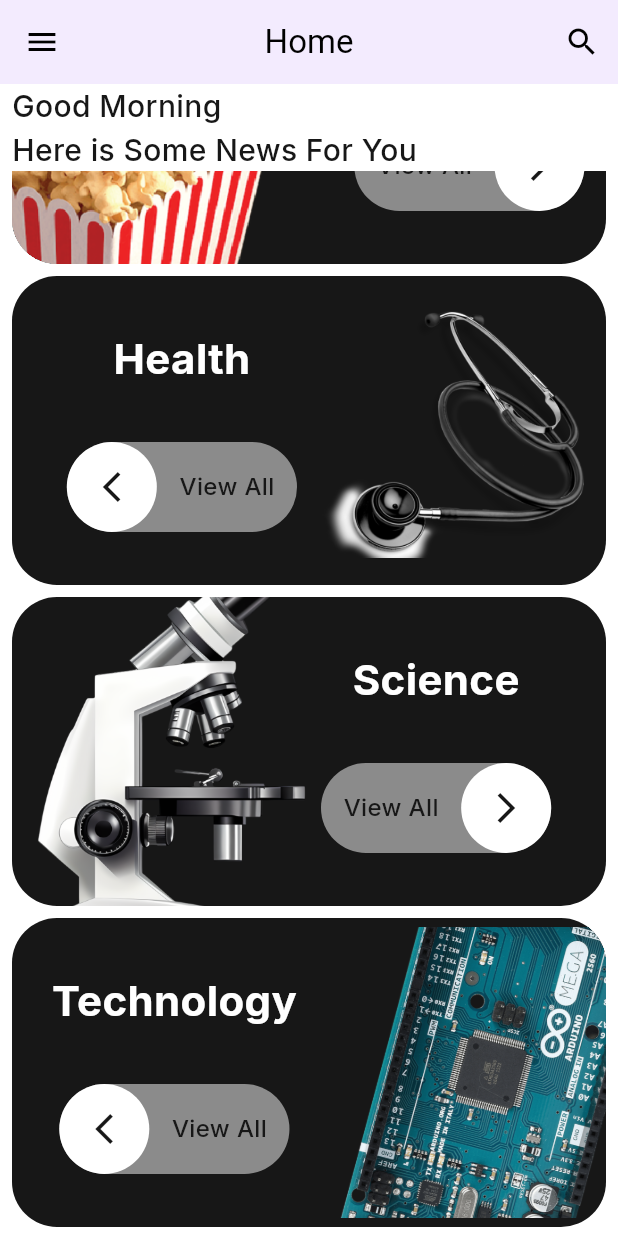
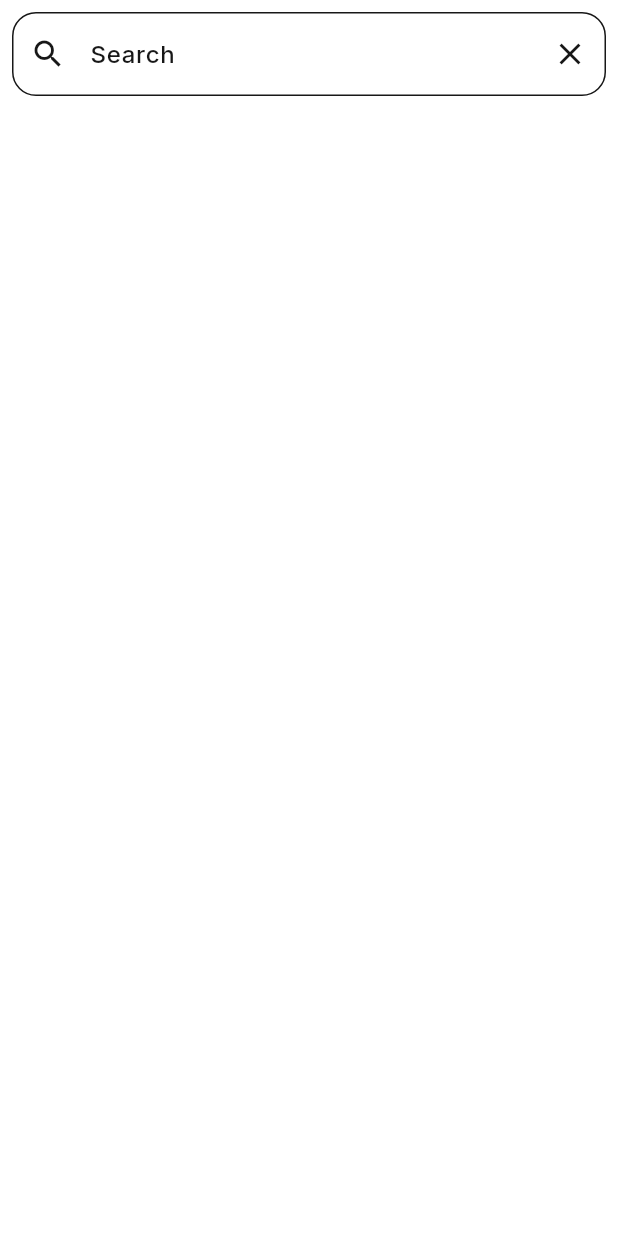
Before and after one commit to msalahzaki/news_app, a Flutter app: the screen it shows after launch, scrolled down 576 dp, after a tap on the "search" icon, on a phone screen of 412 x 824 dp. Run offline on Flutter 3.47's test engine with Material 3 defaults, Android fonts, the phone set to English and light mode, and no system bars; our stand-ins replace cached_network_image, get_time_ago, google_fonts; generated files the repository leaves out were written again.

Commit message:
Search Function , pagination , timeAgo , open article

```diff
--- a/lib/api/api_const.dart
+++ b/lib/api/api_const.dart
@@ -1,4 +1,5 @@
 class ApiConst {
   static const String baseURL = "newsapi.org";
-  static const String apiKey = "db18a9bfda1a410588b0c139466cfa39";
+  static const String apiKey = "3ab727ad2f1346d39da5184096b0f066";
+//"db18a9bfda1a410588b0c139466cfa39";
 }
--- a/lib/main.dart
+++ b/lib/main.dart
@@ -1,6 +1,7 @@
 import 'package:flutter/material.dart';
 import 'package:flutter_gen/gen_l10n/app_localizations.dart';
 import 'package:news_app/providers/language_provider.dart';
+import 'package:news_app/providers/news_provider.dart';
 import 'package:news_app/providers/theme_provider.dart';
 import 'package:news_app/ui/home/home.dart';
 import 'package:news_app/utils/app_theme.dart';
@@ -9,8 +10,9 @@ import 'package:provider/provider.dart';
 void main() {
   runApp(MultiProvider(providers: [
     ChangeNotifierProvider(create: (context) => LanguageProvider()),
-    ChangeNotifierProvider(create: (context) => ThemeProvider())],
-      child: const MyApp()));
+    ChangeNotifierProvider(create: (context) => ThemeProvider()),
+    ChangeNotifierProvider(create: (context) => NewsProvider()),
+  ], child: const MyApp()));
 }
 
 class MyApp extends StatelessWidget {
--- a/lib/ui/home/home.dart
+++ b/lib/ui/home/home.dart
@@ -2,6 +2,7 @@ import 'package:flutter/material.dart';
 import 'package:flutter_gen/gen_l10n/app_localizations.dart';
 import 'package:news_app/model/category_model.dart';
 import 'package:news_app/ui/home/home_screen.dart';
+import 'package:news_app/ui/news/news_search.dart';
 import 'package:news_app/utils/app_color.dart';
 
 import 'drawer/drawer_widget.dart';
@@ -38,7 +39,15 @@ class _HomeState extends State<Home> {
       appBar: AppBar(
         title:  Text(appBarTitle),
         centerTitle: true,
-        actions: [IconButton(onPressed: () {}, icon: const Icon(Icons.search))],
+        actions: [
+          IconButton(
+              onPressed: () {
+                Navigator.of(context).push(MaterialPageRoute(
+                  builder: (context) => NewsSearch(),
+                ));
+              },
+              icon: const Icon(Icons.search))
+        ],
       ),
       body: currentWidget,
     );
--- a/lib/ui/home/home_screen.dart
+++ b/lib/ui/home/home_screen.dart
@@ -4,6 +4,9 @@ import 'package:news_app/model/category_model.dart';
 import 'package:news_app/ui/home/sources_items/sources_widget.dart';
 import 'package:news_app/ui/home/widget/home_category_widget.dart';
 import 'package:news_app/utils/app_styles.dart';
+import 'package:provider/provider.dart';
+
+import '../../providers/news_provider.dart';
 
 class HomeScreen extends StatelessWidget {
   HomeScreen({super.key, required this.navigateNewScreen});
@@ -39,6 +42,8 @@ class HomeScreen extends StatelessWidget {
                   imageUrl: categoryList[index].imagePath,
                   isLeft: index % 2 == 0,
                   ontap: () {
+                    Provider.of<NewsProvider>(context, listen: false)
+                        .initnews();
                     navigateNewScreen(
                         Sources_widget(categoryModel: categoryList[index]),
                         categoryList[index]);
--- /dev/null
+++ b/lib/ui/news/news_search.dart
@@ -0,0 +1,77 @@
+import 'package:flutter/material.dart';
+import 'package:news_app/api/api_manger.dart';
+import 'package:news_app/utils/app_color.dart';
+
+import '../../model/Newsmodel.dart';
+import 'news_item_widget.dart';
+
+class NewsSearch extends StatefulWidget {
+  const NewsSearch({super.key});
+
+  @override
+  State<NewsSearch> createState() => _NewsSearchState();
+}
+
+class _NewsSearchState extends State<NewsSearch> {
+  TextEditingController searchEditingController = TextEditingController();
+  List<News> news = [];
+  String status = "";
+
+  @override
+  Widget build(BuildContext context) {
+    return Scaffold(
+      body: SafeArea(
+          child: Padding(
+        padding: const EdgeInsets.all(8.0),
+        child: Column(
+          children: [
+            TextField(
+              controller: searchEditingController,
+              decoration: InputDecoration(
+                  border: OutlineInputBorder(
+                      borderRadius: BorderRadius.circular(15),
+                      borderSide: const BorderSide(color: AppColor.black)),
+                  prefixIcon: IconButton(
+                      onPressed: () {
+                        getSeacrhedData();
+                      },
+                      icon: const Icon(Icons.search)),
+                  suffixIcon: IconButton(
+                      onPressed: () {
+                        Navigator.pop(context);
+                      },
+                      icon: const Icon(Icons.close)),
+                  hintText: "Search"),
+            ),
+            if (news.isEmpty)
+              Expanded(child: Center(child: Text(status)))
+            else
+              Expanded(
+                child: ListView.builder(
+                    itemBuilder: (context, index) {
+                      print(index.toString());
+                      return NewsItemWidget(news: news[index]);
+                    },
+                    itemCount: news.length),
+              )
+          ],
+        ),
+      )),
+    );
+  }
+
+  void getSeacrhedData() async {
+    String searchText = searchEditingController.text;
+    if (searchText.isNotEmpty) {
+      Newsmodel newsModel = await ApiManger.getNewsBySearch(searchText, 1);
+      if (newsModel.status == "ok" && newsModel.articles!.isNotEmpty) {
+        news = newsModel.articles!;
+      } else {
+        status = "No Search item";
+      }
+    } else {
+      status = "Please Enter Search value";
+    }
+    setState(() {});
+  }
+}
--- a/lib/utils/app_theme.dart
+++ b/lib/utils/app_theme.dart
@@ -1,5 +1,6 @@
 import 'package:flutter/material.dart';
 import 'package:news_app/utils/app_color.dart';
+import 'package:news_app/utils/app_styles.dart';
 
 class AppTheme {
   static ThemeData lighttheme = ThemeData(
@@ -16,7 +17,16 @@ class AppTheme {
             enabledBorder: dropMenuBorder(),
         focusedBorder: dropMenuBorder(),
         border: dropMenuBorder(),
-          )));
+        )),
+    inputDecorationTheme: InputDecorationTheme(
+      prefixIconColor: AppColor.black,
+      suffixIconColor: AppColor.black,
+      hintStyle: AppStyles.normal16black,
+      border: dropMenuBorder(borderColor: AppColor.black),
+      enabledBorder: dropMenuBorder(borderColor: AppColor.black),
+      focusedBorder: dropMenuBorder(borderColor: AppColor.black),
+    ),
+  );
 
   static ThemeData darktheme = ThemeData(
       primaryColor: AppColor.black,
@@ -32,13 +42,23 @@ class AppTheme {
             enabledBorder: dropMenuBorder(),
             focusedBorder: dropMenuBorder(),
             border: dropMenuBorder(),
-          )));
+        )),
+    inputDecorationTheme: InputDecorationTheme(
+      prefixIconColor: AppColor.white,
+      suffixIconColor: AppColor.white,
+      hintStyle: AppStyles.normal16white,
+      border: dropMenuBorder(),
+      enabledBorder: dropMenuBorder(),
+      focusedBorder: dropMenuBorder(),
+    ),
+  );
 
-  static OutlineInputBorder dropMenuBorder() {
+  static OutlineInputBorder dropMenuBorder(
+      {Color borderColor = AppColor.white}) {
     return OutlineInputBorder(
         borderRadius: BorderRadius.circular(16),
-        borderSide: const BorderSide(
-          color: AppColor.white,
+        borderSide: BorderSide(
+          color: borderColor,
         ));
   }
 }
--- a/pubspec.yaml
+++ b/pubspec.yaml
@@ -44,6 +44,9 @@ dependencies:
   flutter_localizations:
     sdk: flutter
   intl: any
+  url_launcher: ^6.3.1
+  cached_network_image: ^3.4.1
+  get_time_ago:
 
 dev_dependencies:
   flutter_test:
```
Also changed, not shown: lib/api/api_manger.dart (+21 -12 lines), lib/providers/news_provider.dart (added, +15 -0 lines), lib/ui/news/news_details_dailog.dart (added, +74 -0 lines), lib/ui/news/news_item_widget.dart (+28 -10 lines), lib/ui/news/news_source_screen.dart (+7 -1 lines), lib/ui/news/news_widget.dart (+73 -11 lines), pubspec.lock, 1 other file.
